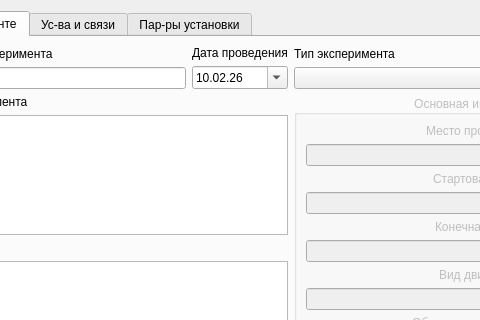
Old version of the form experimentconfigurationdialog.ui in the repository revermun/Experiment_helper; both pictures show x 104 to 584 and y 0 to 320 of the 790 by 460 pixel window.
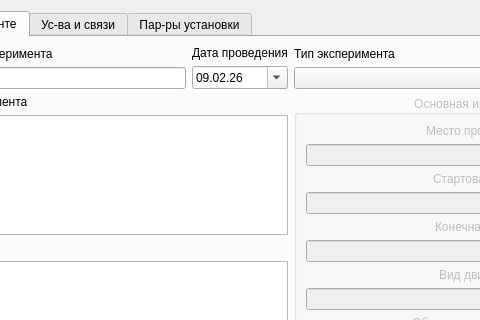
New version of the form. Icons and pictures are not drawn.

```diff
--- a/experimentconfigurationdialog.ui
+++ b/experimentconfigurationdialog.ui
@@ -254,7 +254,7 @@
                <second>0</second>
                <year>2026</year>
                <month>2</month>
-               <day>10</day>
+               <day>9</day>
               </datetime>
              </property>
              <property name="currentSection">
```
